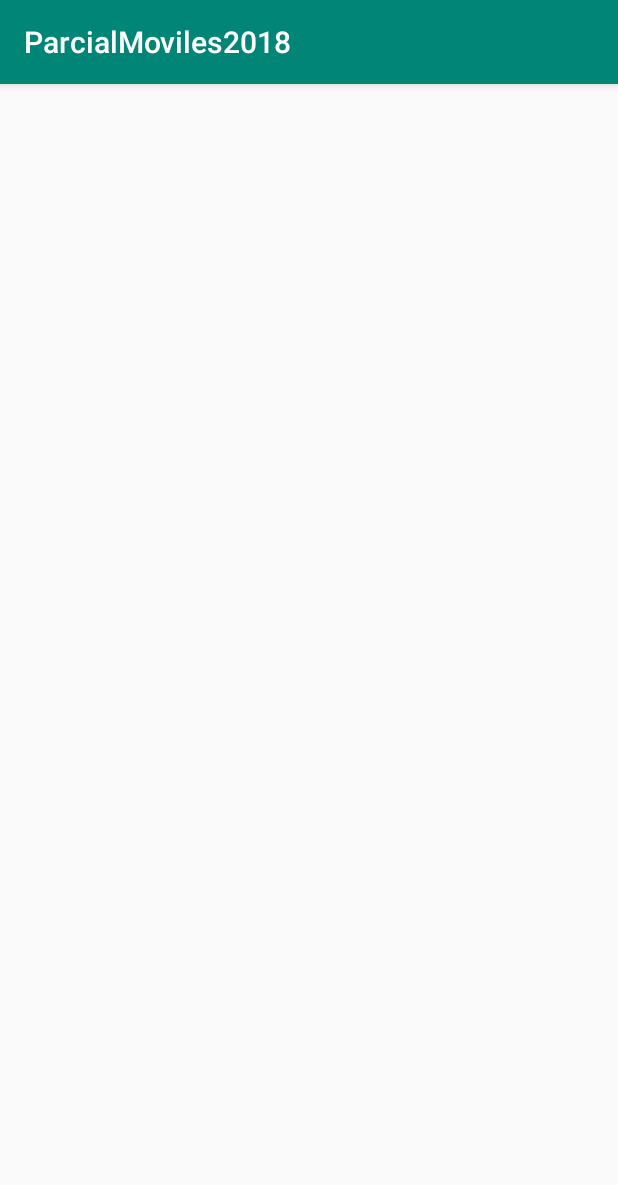
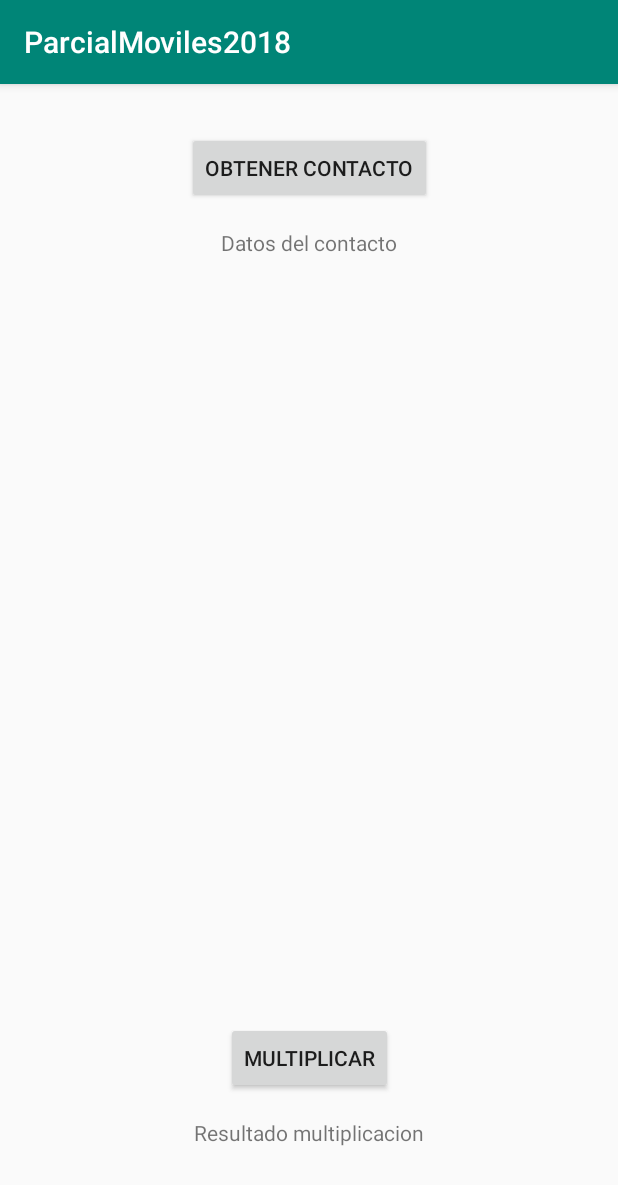
Before and after one commit to lutialberto/ParcialMoviles2018, an Android app: the Exercise2Activity screen opened directly, with no data from a screen before it, on a phone screen of 412 x 824 dp. Shown: the top 1185 px of the screen. Run offline under Robolectric (Android 15) with nearby library versions, the phone set to English and light mode, and no system bars.

Commit message:
exercise2 layout finished and on click button methods created with empty body

```diff
--- a/app/src/main/java/com/example/betom/parcialmoviles2018/controllers/Exercise2Activity.kt
+++ b/app/src/main/java/com/example/betom/parcialmoviles2018/controllers/Exercise2Activity.kt
@@ -2,6 +2,7 @@ package com.example.betom.parcialmoviles2018.controllers
 
 import android.support.v7.app.AppCompatActivity
 import android.os.Bundle
+import android.view.View
 import com.example.betom.parcialmoviles2018.R
 
 class Exercise2Activity : AppCompatActivity() {
@@ -10,4 +11,12 @@ class Exercise2Activity : AppCompatActivity() {
         super.onCreate(savedInstanceState)
         setContentView(R.layout.activity_exercise2)
     }
+
+    fun btnGetContactClicked(view: View) {
+
+    }
+
+    fun btnMultiplicationClicked(view: View) {
+
+    }
 }
--- a/app/src/main/res/layout/activity_exercise2.xml
+++ b/app/src/main/res/layout/activity_exercise2.xml
@@ -6,4 +6,72 @@
     android:layout_height="match_parent"
     tools:context=".controllers.Exercise2Activity">
 
+    <Button
+        android:id="@+id/btnMultiplication"
+        android:layout_width="wrap_content"
+        android:layout_height="wrap_content"
+        android:layout_marginBottom="16dp"
+        android:onClick="btnMultiplicationClicked"
+        android:text="@string/multiplicar"
+        app:layout_constraintBottom_toTopOf="@+id/txtMultiplicationResultLbl"
+        app:layout_constraintEnd_toEndOf="parent"
+        app:layout_constraintHorizontal_bias="0.5"
+        app:layout_constraintStart_toStartOf="parent" />
+
+    <TextView
+        android:id="@+id/txtContactLbl"
+        android:layout_width="wrap_content"
+        android:layout_height="wrap_content"
+        android:layout_marginTop="16dp"
+        android:text="@string/datos_del_contacto"
+        app:layout_constraintEnd_toEndOf="parent"
+        app:layout_constraintHorizontal_bias="0.5"
+        app:layout_constraintStart_toStartOf="parent"
+        app:layout_constraintTop_toBottomOf="@+id/btnGetContact" />
+
+    <TextView
+        android:id="@+id/txtMultiplicationResultLbl"
+        android:layout_width="wrap_content"
+        android:layout_height="wrap_content"
+        android:layout_marginBottom="8dp"
+        android:text="@string/resultado_multiplicacion"
+        app:layout_constraintBottom_toTopOf="@+id/txtMultiplicationResult"
+        app:layout_constraintEnd_toEndOf="parent"
+        app:layout_constraintHorizontal_bias="0.5"
+        app:layout_constraintStart_toStartOf="parent" />
+
+    <TextView
+        android:id="@+id/txtContactInformation"
+        android:layout_width="wrap_content"
+        android:layout_height="wrap_content"
+        android:layout_marginTop="8dp"
+        app:layout_constraintEnd_toEndOf="parent"
+        app:layout_constraintHorizontal_bias="0.5"
+        app:layout_constraintStart_toStartOf="parent"
+        app:layout_constraintTop_toBottomOf="@+id/txtContactLbl"
+        tools:text="juan Perez, (223) 5-417944" />
+
+    <TextView
+        android:id="@+id/txtMultiplicationResult"
+        android:layout_width="wrap_content"
+        android:layout_height="wrap_content"
+        android:layout_marginBottom="32dp"
+        app:layout_constraintBottom_toBottomOf="parent"
+        app:layout_constraintEnd_toEndOf="parent"
+        app:layout_constraintHorizontal_bias="0.5"
+        app:layout_constraintStart_toStartOf="parent"
+        tools:text="14" />
+
+    <Button
+        android:id="@+id/btnGetContact"
+        android:layout_width="wrap_content"
+        android:layout_height="wrap_content"
+        android:layout_marginTop="32dp"
+        android:onClick="btnGetContactClicked"
+        android:text="@string/obtener_contacto"
+        app:layout_constraintEnd_toEndOf="parent"
+        app:layout_constraintHorizontal_bias="0.5"
+        app:layout_constraintStart_toStartOf="parent"
+        app:layout_constraintTop_toTopOf="parent" />
+
 </android.support.constraint.ConstraintLayout>
--- a/app/src/main/res/values/strings.xml
+++ b/app/src/main/res/values/strings.xml
@@ -8,4 +8,8 @@
     <string name="ejercicio_5">Ejercicio 5</string>
     <string name="alberto_luti">Alberto Luti</string>
     <string name="clickeame">Clickeame</string>
+    <string name="multiplicar">Multiplicar</string>
+    <string name="datos_del_contacto">Datos del contacto</string>
+    <string name="resultado_multiplicacion">Resultado multiplicacion</string>
+    <string name="obtener_contacto">Obtener Contacto</string>
 </resources>
```
